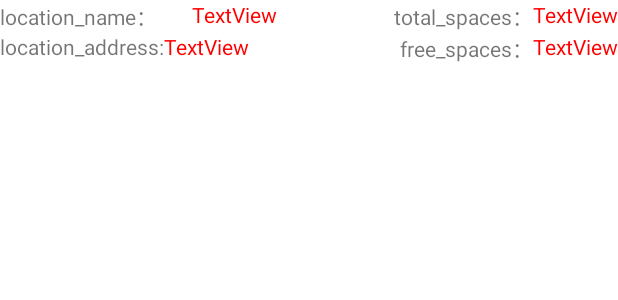
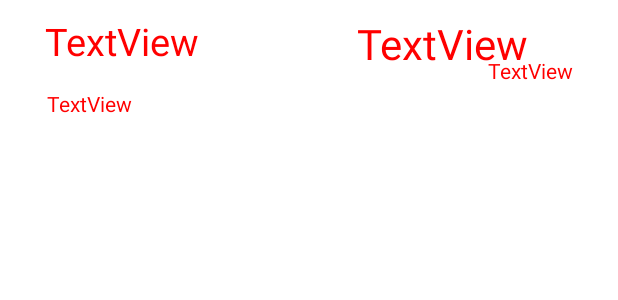
Before and after one commit to YhzyY/ParkingUCR, an Android app: the layout item.xml on its own in the app's theme, with its tools: preview values and no code run, on a phone screen of 412 x 824 dp. Shown: the top 300 px of the screen. Run offline under Robolectric (Android 15) with nearby library versions, the phone set to English and light mode, and no system bars; network calls fail.

Commit message:
UI changed

```diff
--- a/src/app/src/main/java/com/example/yiy/parkingucr/NotifyService.java
+++ b/src/app/src/main/java/com/example/yiy/parkingucr/NotifyService.java
@@ -96,7 +96,7 @@ public class NotifyService extends Service {
                     .setChannelId(id)
                     .setSound(sound)
                     .setContentTitle("ParkingUCR")
-                    .setContentText("the latest information about parking spaces is available")
+                    .setContentText("click to see the latest information")
                     .setTicker("ParkingUCR notification")
                     .setContentIntent(pIntent)
                     .setSmallIcon(R.mipmap.ic_launcher).build();
@@ -106,7 +106,7 @@ public class NotifyService extends Service {
                 .setSmallIcon(R.mipmap.ic_launcher)
                 .setSound(sound)
                 .setContentTitle("ParkingUCR")
-                .setContentText("the latest information about parking spaces is available")
+                .setContentText("click to see the latest information")
                 .setTicker("ParkingUCR notification")
                 .setContentIntent(pIntent)
                 .setChannelId("channelID")
--- a/src/app/src/main/res/layout/item.xml
+++ b/src/app/src/main/res/layout/item.xml
@@ -3,7 +3,8 @@
     android:id="@+id/relative"
     android:layout_width="match_parent"
     android:layout_height="match_parent"
-    android:background="#ffffff">
+    android:background="#ffffff"
+    android:minHeight="70dp">
 
     <TextView
         android:id="@+id/textView11"
@@ -12,7 +13,7 @@
         android:layout_alignParentStart="true"
         android:layout_alignParentTop="true"
         android:focusable="false"
-        android:text="location_name：" />
+        android:text=" " />
 
     <TextView
         android:id="@+id/textView12"
@@ -21,7 +22,7 @@
         android:layout_alignEnd="@+id/textView22"
         android:layout_alignParentTop="true"
         android:focusable="false"
-        android:text="total_spaces：" />
+        android:text=" " />
 
     <TextView
         android:id="@+id/textView21"
@@ -30,7 +31,7 @@
         android:layout_alignParentStart="true"
         android:layout_below="@+id/textView11"
         android:focusable="false"
-        android:text="location_address:" />
+        android:text=" " />
 
     <TextView
         android:id="@+id/textView22"
@@ -39,47 +40,7 @@
         android:layout_below="@+id/textView11"
         android:layout_toStartOf="@+id/total_spaces"
         android:focusable="false"
-        android:text="free_spaces：" />
-        <!--android:layout_above="@+id/textView25"-->
-
-
-
-    <!--<TextView-->
-        <!--android:id="@+id/textView25"-->
-        <!--android:layout_width="wrap_content"-->
-        <!--android:layout_height="wrap_content"-->
-        <!--android:layout_alignLeft="@+id/textView21"-->
-        <!--android:layout_below="@+id/textView21"-->
-        <!--android:focusable="false"-->
-        <!--android:text="到达城市：" />-->
-
-    <!--<TextView-->
-        <!--android:id="@+id/textView26"-->
-        <!--android:layout_width="wrap_content"-->
-        <!--android:layout_height="wrap_content"-->
-        <!--android:layout_alignLeft="@+id/textView22"-->
-        <!--android:layout_below="@+id/textView22"-->
-        <!--android:focusable="false"-->
-        <!--android:text="到达车站：" />-->
-
-    <!--<TextView-->
-        <!--android:id="@+id/textView27"-->
-        <!--android:layout_width="wrap_content"-->
-        <!--android:layout_height="wrap_content"-->
-        <!--android:layout_alignParentLeft="true"-->
-        <!--android:layout_below="@+id/textView25"-->
-        <!--android:focusable="false"-->
-        <!--android:text="出发时间：" />-->
-
-    <!--<TextView-->
-        <!--android:id="@+id/textView28"-->
-        <!--android:layout_width="wrap_content"-->
-        <!--android:layout_height="wrap_content"-->
-        <!--android:layout_alignLeft="@+id/textView26"-->
-        <!--android:layout_below="@+id/textView26"-->
-        <!--android:focusable="false"-->
-        <!--android:text="票价：" />-->
-
+        android:text=" " />
 
     <TextView
         android:id="@+id/location_name"
@@ -87,19 +48,24 @@
         android:layout_height="wrap_content"
         android:layout_alignParentStart="true"
         android:layout_alignParentTop="true"
-        android:layout_marginStart="128dp"
+        android:layout_marginStart="30sp"
         android:focusable="false"
         android:text="TextView"
+        android:textSize="25sp"
+        android:layout_marginTop="10sp"
         android:textColor="#ff0000" />
 
     <TextView
-        android:id="@+id/total_spaces"
+        android:id="@+id/free_spaces"
         android:layout_width="wrap_content"
         android:layout_height="wrap_content"
         android:layout_alignParentEnd="true"
         android:layout_alignParentTop="true"
         android:focusable="false"
         android:text="TextView"
+        android:layout_marginTop="10sp"
+        android:layout_marginRight="60sp"
+        android:textSize="28sp"
         android:textColor="#ff0000" />
 
     <TextView
@@ -110,68 +76,21 @@
         android:layout_toEndOf="@+id/textView21"
         android:focusable="false"
         android:text="TextView"
+        android:layout_marginTop="40sp"
+        android:layout_marginStart="28sp"
         android:textColor="#ff0000" />
-        <!--android:layout_above="@+id/endcity"-->
-        <!--android:layout_toRightOf="@+id/textView25"-->
 
 
     <TextView
-        android:id="@+id/free_spaces"
+        android:id="@+id/total_spaces"
         android:layout_width="wrap_content"
         android:layout_height="wrap_content"
         android:layout_alignParentEnd="true"
         android:layout_below="@+id/textView11"
         android:focusable="false"
         android:text="TextView"
+        android:layout_marginTop="18sp"
+        android:layout_marginRight="30sp"
         android:textColor="#ff0000" />
-        <!--android:layout_above="@+id/textView26"-->
-
-
-
-    <!--<TextView-->
-        <!--android:id="@+id/endcity"-->
-        <!--android:layout_width="wrap_content"-->
-        <!--android:layout_height="wrap_content"-->
-        <!--android:layout_alignLeft="@+id/location_address"-->
-        <!--android:layout_below="@+id/textView21"-->
-        <!--android:focusable="false"-->
-        <!--android:text="TextView"-->
-        <!--android:textColor="#ff0000" />-->
-
-    <!--<TextView-->
-        <!--android:id="@+id/endstation"-->
-        <!--android:layout_width="wrap_content"-->
-        <!--android:layout_height="wrap_content"-->
-        <!--android:layout_alignTop="@+id/textView25"-->
-        <!--android:layout_toRightOf="@+id/textView26"-->
-        <!--android:focusable="false"-->
-        <!--android:text="TextView"-->
-        <!--android:textColor="#ff0000" />-->
-
-    <!--<TextView-->
-        <!--android:id="@+id/starttime"-->
-        <!--android:layout_width="wrap_content"-->
-        <!--android:layout_height="wrap_content"-->
-        <!--android:layout_below="@+id/textView25"-->
-        <!--android:layout_toRightOf="@+id/textView27"-->
-        <!--android:focusable="false"-->
-        <!--android:text="TextView"-->
-        <!--android:textColor="#ff0000" />-->
-
-    <!--<TextView-->
-        <!--android:id="@+id/price"-->
-        <!--android:layout_width="wrap_content"-->
-        <!--android:layout_height="wrap_content"-->
-        <!--android:layout_below="@+id/textView26"-->
-        <!--android:layout_toRightOf="@+id/textView26"-->
-        <!--android:focusable="false"-->
-        <!--android:text="TextView"-->
-        <!--android:textColor="#ff0000" />-->
 
 </RelativeLayout>
-
-    <!--<android.support.constraint.ConstraintLayout-->
-    <!--xmlns:android="http://schemas.android.com/apk/res/android" android:layout_width="match_parent"-->
-    <!--android:layout_height="match_parent">-->
-
-    <!--</android.support.constraint.ConstraintLayout>-->
```
Also changed, not shown: src/app/src/main/java/com/example/yiy/parkingucr/MapsActivity.java (+32 -1 lines).
